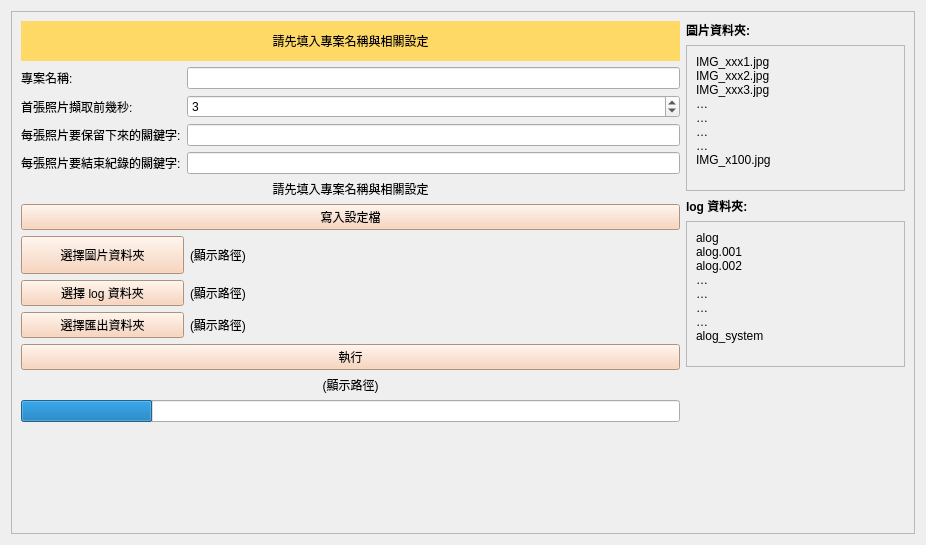
The window that MTK/AF/UI.ui (YuTing-Fang1999/FIH-tool) describes before a commit, drawn with Qt 5.
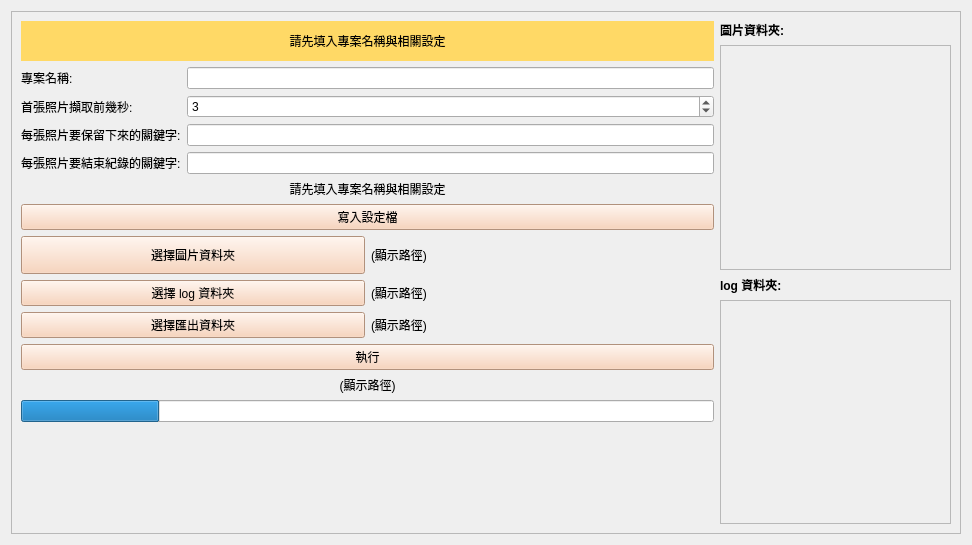
The same window after the commit.

The edit to the form file:
```diff
--- a/MTK/AF/UI.ui
+++ b/MTK/AF/UI.ui
@@ -6,7 +6,7 @@
    <rect>
     <x>0</x>
     <y>0</y>
-    <width>926</width>
+    <width>972</width>
     <height>545</height>
    </rect>
   </property>
@@ -24,7 +24,7 @@
        <rect>
         <x>0</x>
         <y>0</y>
-        <width>902</width>
+        <width>948</width>
         <height>521</height>
        </rect>
       </property>
@@ -41,7 +41,8 @@
            </property>
            <property name="styleSheet">
             <string notr="true">background:rgb(255, 217, 102); 
-text-align:center;</string>
+text-align:center;
+color: black;</string>
            </property>
            <property name="text">
             <string>請先填入專案名稱與相關設定</string>
@@ -124,7 +125,8 @@
          <item>
           <widget class="QPushButton" name="configButton">
            <property name="styleSheet">
-            <string notr="true">background:rgb(248, 203, 173); </string>
+            <string notr="true">background:rgb(248, 203, 173); 
+color: black;</string>
            </property>
            <property name="text">
             <string>寫入設定檔</string>
@@ -132,7 +134,7 @@
           </widget>
          </item>
          <item>
-          <layout class="QGridLayout" name="gridLayout_2" columnstretch="1,3">
+          <layout class="QGridLayout" name="gridLayout_2" columnstretch="0,0">
            <item row="0" column="0">
             <widget class="QPushButton" name="readImagesDirButton">
              <property name="sizePolicy">
@@ -142,7 +144,8 @@
               </sizepolicy>
              </property>
              <property name="styleSheet">
-              <string notr="true">background:rgb(248, 203, 173); </string>
+              <string notr="true">background:rgb(248, 203, 173); 
+color: black;</string>
              </property>
              <property name="text">
               <string>選擇圖片資料夾</string>
@@ -179,7 +182,8 @@
            <item row="1" column="0">
             <widget class="QPushButton" name="readLogDirButton">
              <property name="styleSheet">
-              <string notr="true">background:rgb(248, 203, 173); </string>
+              <string notr="true">background:rgb(248, 203, 173); 
+color: black;</string>
              </property>
              <property name="text">
               <string>選擇 log 資料夾</string>
@@ -189,7 +193,8 @@
            <item row="2" column="0">
             <widget class="QPushButton" name="outputDirButton">
              <property name="styleSheet">
-              <string notr="true">background:rgb(248, 203, 173); </string>
+              <string notr="true">background:rgb(248, 203, 173); 
+color: black;</string>
              </property>
              <property name="text">
               <string>選擇匯出資料夾</string>
@@ -201,7 +206,8 @@
          <item>
           <widget class="QPushButton" name="executeParserButton">
            <property name="styleSheet">
-            <string notr="true">background:rgb(248, 203, 173); </string>
+            <string notr="true">background:rgb(248, 203, 173); 
+color: black;</string>
            </property>
            <property name="text">
             <string>執行</string>
@@ -259,6 +265,12 @@
            </item>
            <item>
             <widget class="QScrollArea" name="scrollArea">
+             <property name="minimumSize">
+              <size>
+               <width>180</width>
+               <height>0</height>
+              </size>
+             </property>
              <property name="verticalScrollBarPolicy">
               <enum>Qt::ScrollBarAsNeeded</enum>
              </property>
@@ -270,23 +282,15 @@
                <rect>
                 <x>0</x>
                 <y>0</y>
-                <width>212</width>
-                <height>181</height>
+                <width>224</width>
+                <height>219</height>
                </rect>
               </property>
               <layout class="QVBoxLayout" name="verticalLayout_2">
                <item>
                 <widget class="QLabel" name="label_13">
                  <property name="text">
-                  <string>IMG_xxx1.jpg
-IMG_xxx2.jpg
-IMG_xxx3.jpg
-…
-…
-…
-…
-IMG_x100.jpg
-</string>
+                  <string/>
                  </property>
                 </widget>
                </item>
@@ -319,23 +323,15 @@
                <rect>
                 <x>0</x>
                 <y>0</y>
-                <width>212</width>
-                <height>181</height>
+                <width>224</width>
+                <height>219</height>
                </rect>
               </property>
               <layout class="QVBoxLayout" name="verticalLayout_4">
                <item>
                 <widget class="QLabel" name="label_14">
                  <property name="text">
-                  <string>alog
-alog.001
-alog.002
-…
-…
-…
-…
-alog_system
-</string>
+                  <string/>
                  </property>
                 </widget>
                </item>
@@ -345,19 +341,6 @@
            </item>
           </layout>
          </item>
-         <item>
-          <spacer name="verticalSpacer_2">
-           <property name="orientation">
-            <enum>Qt::Vertical</enum>
-           </property>
-           <property name="sizeHint" stdset="0">
-            <size>
-             <width>20</width>
-             <height>40</height>
-            </size>
-           </property>
-          </spacer>
-         </item>
         </layout>
        </item>
       </layout>
```
Left out of the diff: 7 changed lines with no effect on the pictures.
